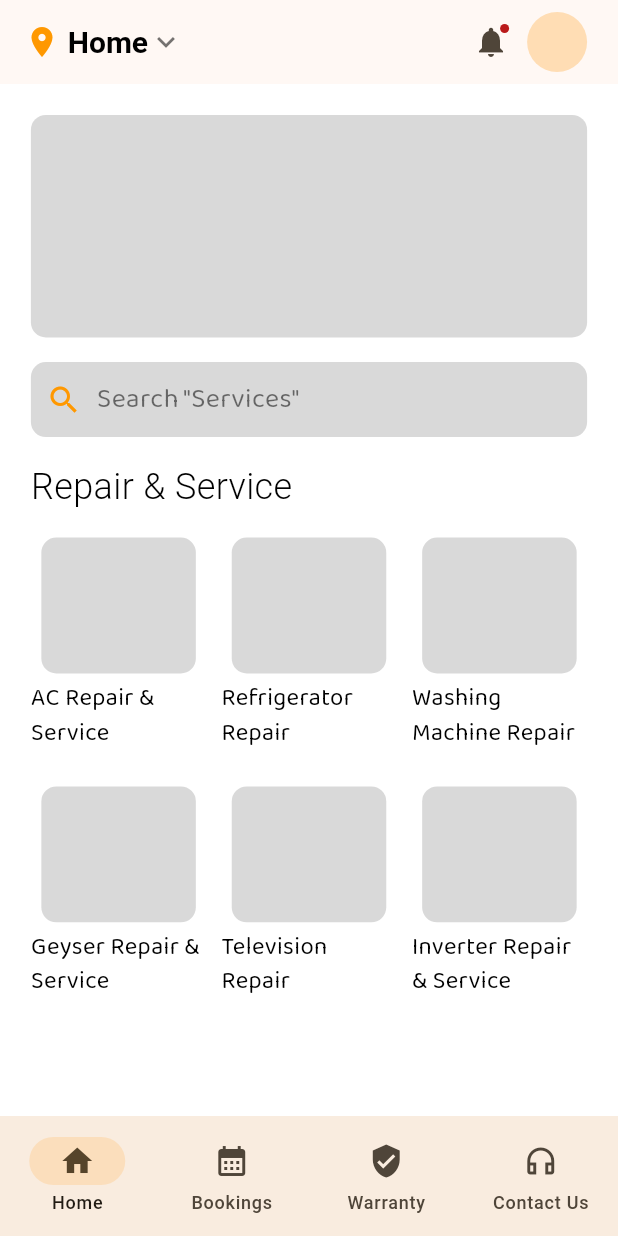
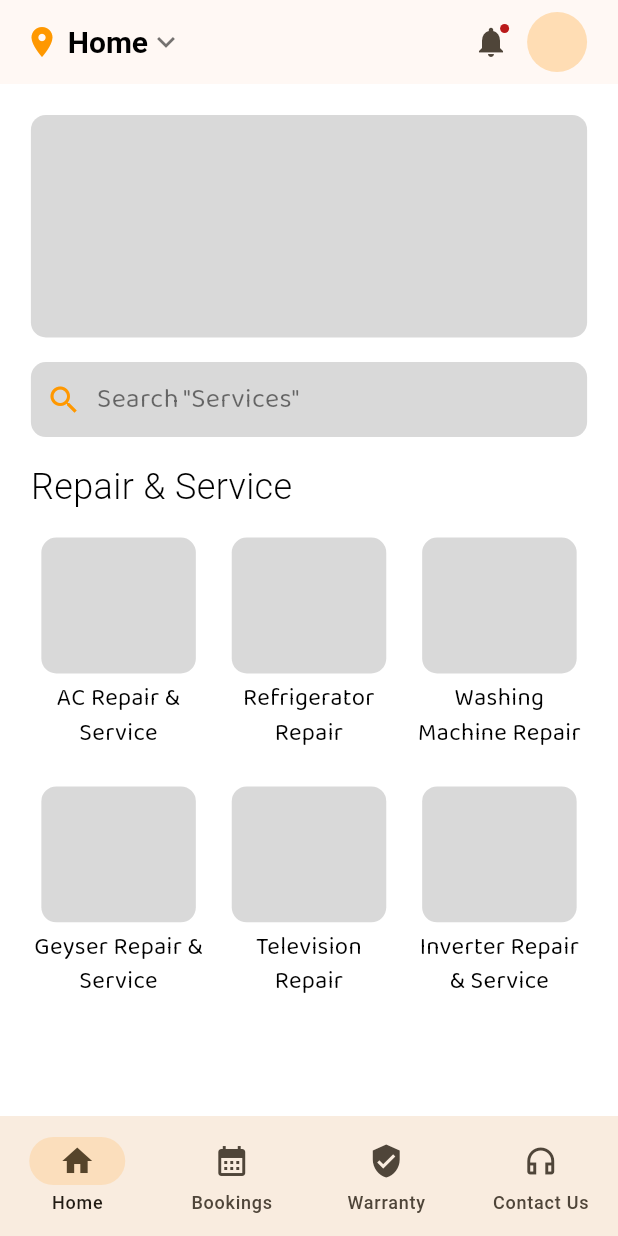
Before and after one commit to YesShubham01/zepair, a Flutter app: the screen it shows after launch, on a phone screen of 412 x 824 dp. Run offline on Flutter 3.47's test engine with Material 3 defaults, Android fonts, the phone set to English and light mode, and no system bars; our stand-ins replace gap, lottie, pinput; missing offline and left inert: disclosure; Roboto replaces fonts that are missing (SF-Pro).

Commit message:
Custom Text : added Alignment Parameter | Minor ui fixes ✨

```diff
--- a/lib/modules/Home Pages/Support Widgets/service_grid.dart
+++ b/lib/modules/Home Pages/Support Widgets/service_grid.dart
@@ -61,6 +61,7 @@ class _ServiceGridState extends State<ServiceGrid> {
         const SizedBox(height: 5),
         CustomText(
             text: serviceName,
+            alignment: TextAlign.center,
             size: 16,
             fontFamily: FontType.balooBhai2,
             color: Colors.black),
--- a/lib/modules/Home Pages/home_page.dart
+++ b/lib/modules/Home Pages/home_page.dart
@@ -39,7 +39,7 @@ class _HomePageState extends State<HomePage> {
           Gap(h * 0.02),
           const CustomSearchBar(),
           Gap(h * 0.02),
-          CustomText(
+          const CustomText(
               text: "Repair & Service",
               color: Colors.black,
               fontFamily: FontType.sfPro,
--- a/lib/utils/constants/colors.dart
+++ b/lib/utils/constants/colors.dart
@@ -11,5 +11,5 @@ class CustomColors {
 
   static const Color themeGradientStart = Color.fromRGBO(255, 229, 0, 1);
   static const Color themeGradientEnd = Color.fromRGBO(211, 140, 0, 1);
-  static const Color containerBg = Color.fromRGBO(217, 217, 217, 100);
+  static const Color containerBg = Color.fromRGBO(217, 217, 217, 1);
 }
--- a/lib/utils/custom widgets/custom_text.dart
+++ b/lib/utils/custom widgets/custom_text.dart
@@ -13,6 +13,7 @@ class CustomText extends StatelessWidget {
   final Color color;
   final FontWeight weight;
   final FontType fontFamily;
+  final TextAlign alignment;
 
   const CustomText({
     super.key,
@@ -21,6 +22,7 @@ class CustomText extends StatelessWidget {
     this.color = CustomColors.black,
     this.weight = FontWeight.w300,
     this.fontFamily = FontType.sfPro,
+    this.alignment = TextAlign.left,
   });
 
   @override
@@ -34,6 +36,7 @@ class CustomText extends StatelessWidget {
         color: color,
         fontWeight: weight,
       ),
+      textAlign: alignment,
     );
   }
 
```
Also changed, not shown: lib/modules/Contact Page/contactUs.dart (+25 -31 lines), pubspec.lock.
